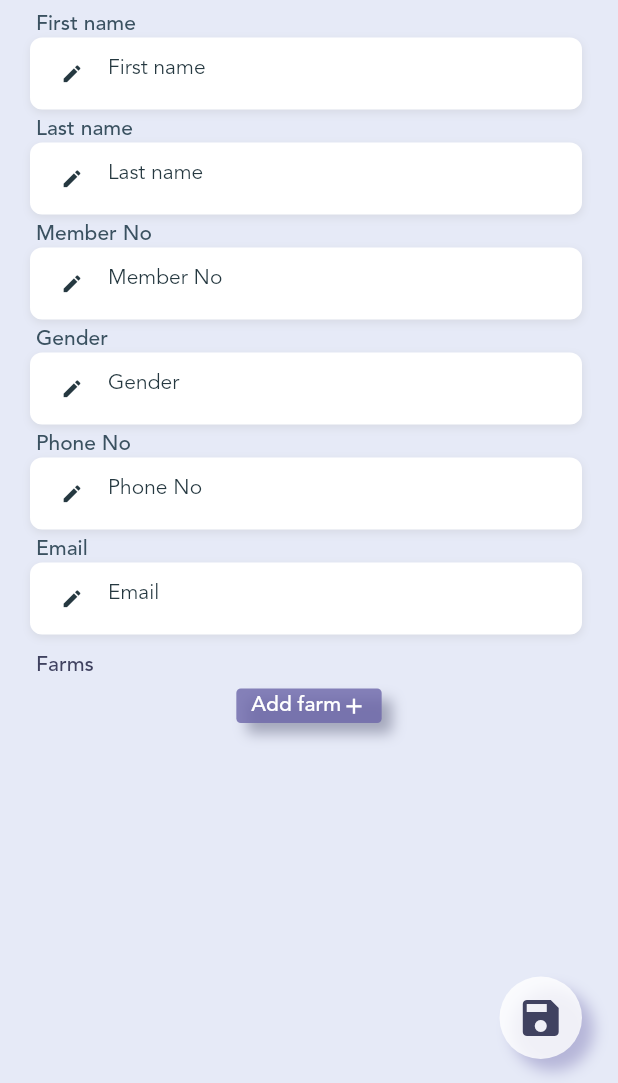
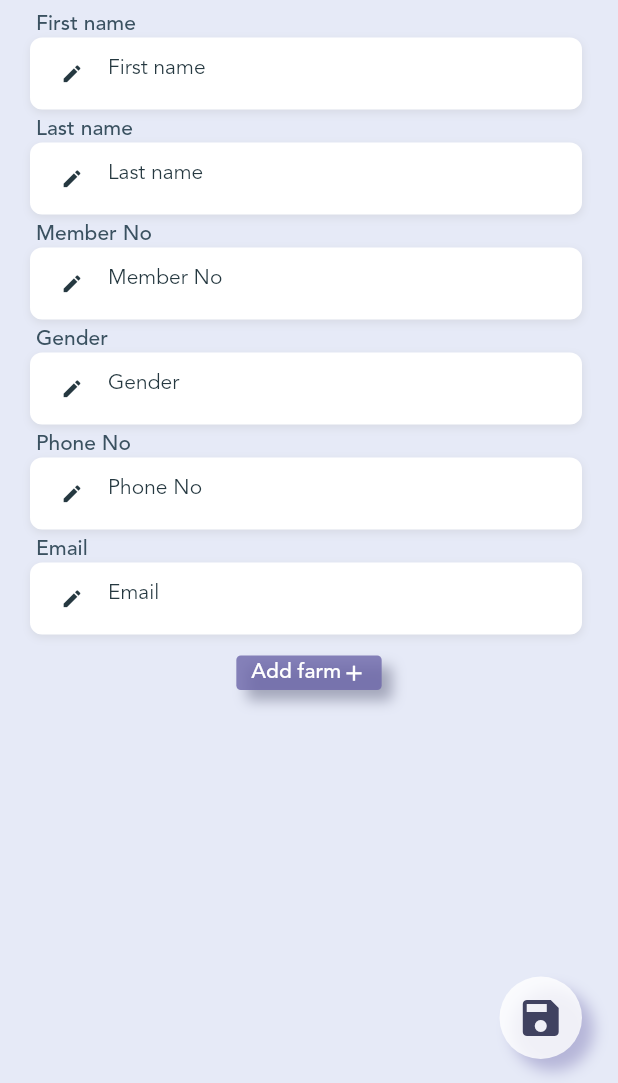
Before and after one commit to DennisMuchiri/farmer_app, a Flutter app: the screen it shows after launch, after a tap on the "add" icon, on a phone screen of 412 x 824 dp, the part 153-1236 px from its top. Run offline on Flutter 3.47's test engine with Material 2 defaults, Android fonts, the phone set to English and light mode, and no system bars; drawn by our look-alikes of pull_to_refresh; our stand-ins replace after_layout, bloc, chopper, equatable, flutter_bloc, get_it and 3 more; missing offline and left inert: json_store, mockito; accounts and stored records are empty; generated files the repository leaves out were written again; network calls fail; statements that could not run were skipped.

Commit message:
chore(addfarmslabel): addfarms label

```diff
--- a/lib/view/fragments/farmer/FarmerCreateEditScreen.dart
+++ b/lib/view/fragments/farmer/FarmerCreateEditScreen.dart
@@ -1052,24 +1052,34 @@ class _FarmerCreateEditScreenState extends State<FarmerCreateEditScreen>
                                   )
                                 ],
                               )),
-                          SizedBox(
+                          const SizedBox(
                             height: 7,
                           ),
-                          Padding(
-                            padding: const EdgeInsets.only(
+                          BlocBuilder<FarmRespJModelBloc, FarmRespJModelState>(
+                              bloc: farmRespJModelBloc,
+                              builder: (context, st) {
+                                if (st != null &&
+                                    st is FarmRespJModelLoaded &&
+                                    st.obj.length > 0) {
+                                  return const Padding(
+                                    padding: EdgeInsets.only(
                                         left: 24, right: 24, top: 5, bottom: 0),
                                     child: Text(
                                       'Farms',
                                       style: TextStyle(
-                                fontFamily:
-                                    FarmerAppTheme.font_AvenirLTStd_Medium,
+                                        fontFamily: FarmerAppTheme
+                                            .font_AvenirLTStd_Medium,
                                         fontWeight: FontWeight.w500,
                                         fontSize: 14,
                                         letterSpacing: 0.0,
                                         color: FarmerAppTheme.lma_purple_2,
                                       ),
                                     ),
-                          ),
+                                  );
+                                } else {
+                                  return invisibleWidget();
+                                }
+                              }),
                           BlocBuilder<FarmRespJModelBloc, FarmRespJModelState>(
                               bloc: farmRespJModelBloc,
                               builder: (context, st) {
```
Lines whose indentation alone changed are shown as unchanged.
